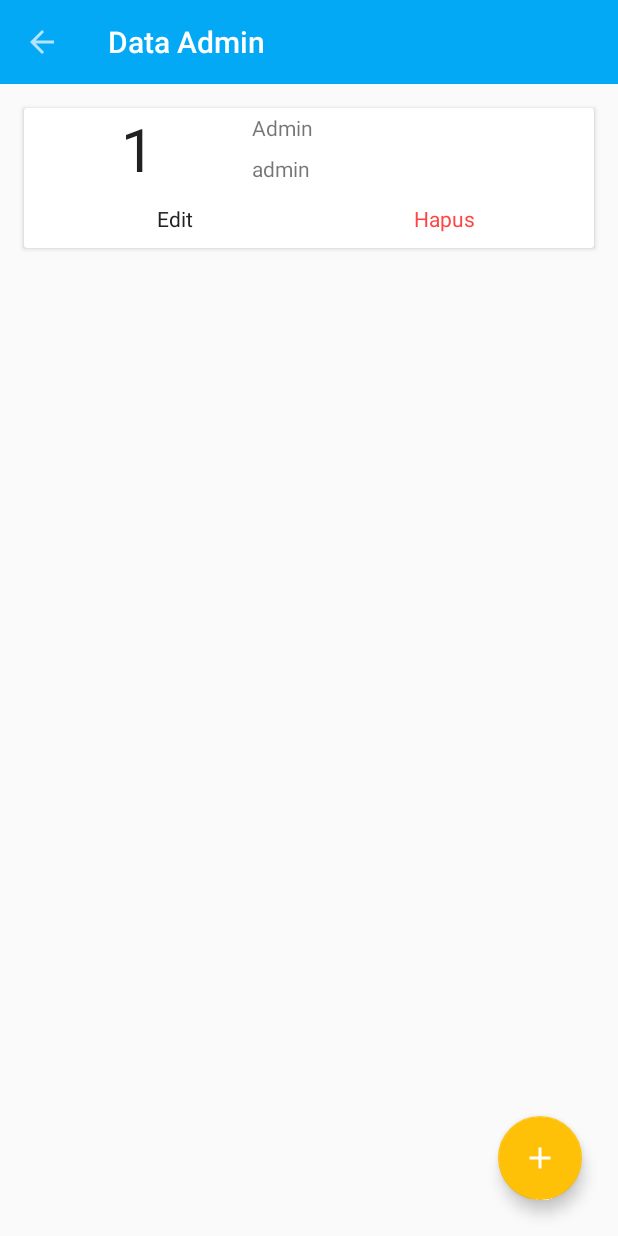
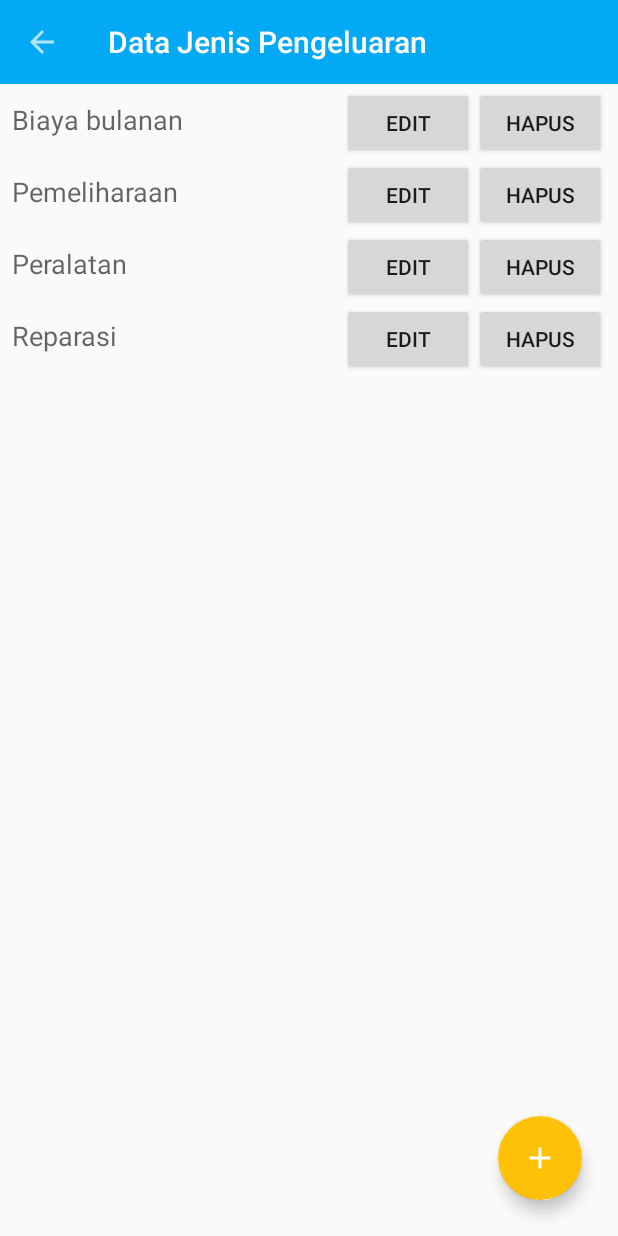
Before and after one commit to dzakybd/SIKOST, an Android app: the DataJenisPengeluaranActivity screen opened directly, with no data from a screen before it, on a phone screen of 412 x 824 dp. Run offline under Robolectric (Android 15) with nearby library versions, the phone set to English and light mode, and no system bars; our stand-ins replace ButterKnife.

Commit message:
menampilkan, menambah dan menghapus 'jenis pengeluaran'

```diff
--- a/app/src/main/AndroidManifest.xml
+++ b/app/src/main/AndroidManifest.xml
@@ -22,9 +22,9 @@
         <activity android:name=".activity.MainActivity" />
         <activity android:name=".activity.DataPembayaranActivity" />
         <activity android:name=".activity.SewaKamarActivity" />
-        <activity android:name=".activity.DataAdminActivity"/>
-        <activity android:name=".activity.DataPengeluaranActivity"/>
-        <activity android:name=".activity.DataJenisPengeluaranActivity"/>
+        <activity android:name=".activity.DataAdminActivity" />
+        <activity android:name=".activity.DataPengeluaranActivity" />
+        <activity android:name=".activity.DataJenisPengeluaranActivity" />
     </application>
 
 </manifest>
--- a/app/src/main/java/id/ac/its/sikost/activity/DataJenisPengeluaranActivity.java
+++ b/app/src/main/java/id/ac/its/sikost/activity/DataJenisPengeluaranActivity.java
@@ -5,13 +5,15 @@ import android.os.Bundle;
 import android.support.design.widget.FloatingActionButton;
 import android.support.v7.app.AlertDialog;
 import android.support.v7.app.AppCompatActivity;
-import android.support.v7.widget.LinearLayoutManager;
-import android.support.v7.widget.RecyclerView;
 import android.support.v7.widget.Toolbar;
-import android.util.Log;
+import android.view.LayoutInflater;
 import android.view.MenuItem;
 import android.view.View;
+import android.widget.Button;
 import android.widget.EditText;
+import android.widget.LinearLayout;
+import android.widget.RelativeLayout;
+import android.widget.TextView;
 
 import java.util.ArrayList;
 import java.util.List;
@@ -21,129 +23,88 @@ import butterknife.ButterKnife;
 import butterknife.OnClick;
 import id.ac.its.sikost.R;
 import id.ac.its.sikost.Utils;
-import id.ac.its.sikost.adapter.AdminAdapter;
 import id.ac.its.sikost.interfaces.EditHapusInterface;
-import id.ac.its.sikost.model.Admin;
-import id.ac.its.sikost.model.AdminSingleton;
+import id.ac.its.sikost.model.JenisPengeluaranSingleton;
 
-public class DataJenisPengeluaranActivity extends AppCompatActivity implements EditHapusInterface {
+public class DataJenisPengeluaranActivity extends AppCompatActivity {
 
-    AdminAdapter adapter;
-    List<Admin> admins;
+    List<String> jenisPengeluarans;
 
-    EditText et_nama, et_username, et_password;
+    @BindView(R.id.ll_jenis)
+    LinearLayout llJenis;
+    @BindView(R.id.fab_add_jenis_pengeluaran)
+    FloatingActionButton fabAddJenisPengeluaran;
     @BindView(R.id.toolbar)
     Toolbar toolbar;
-    @BindView(R.id.rv_admin)
-    RecyclerView rvAdmin;
-    @BindView(R.id.fab_add_admin)
-    FloatingActionButton fabAddAdmin;
+    EditText etJenis;
 
     @Override
     protected void onCreate(Bundle savedInstanceState) {
         super.onCreate(savedInstanceState);
-        setContentView(R.layout.activity_data_admin);
+        setContentView(R.layout.activity_data_jenis_pengeluaran);
         ButterKnife.bind(this);
-        admins = AdminSingleton.getInstance().getAdmins();
+        jenisPengeluarans = JenisPengeluaranSingleton.getInstance().getJenisPengeluarans();
+        for (String jenisPengeluaran : jenisPengeluarans) {
+            addJenisPengeluaran(jenisPengeluaran);
+        }
 
-        LinearLayoutManager llm = new LinearLayoutManager(this);
-        rvAdmin.setLayoutManager(llm);
-        rvAdmin.setHasFixedSize(true);
-        adapter = new AdminAdapter(this, admins, this);
-        rvAdmin.setAdapter(adapter);
-
-
-        setTitle("Data Admin");
+        setTitle("Data Jenis Pengeluaran");
         setSupportActionBar(toolbar);
         getSupportActionBar().setDisplayHomeAsUpEnabled(true);
         getSupportActionBar().setHomeButtonEnabled(false);
     }
 
-    @Override
-    public void edit(final int index) {
-        final Admin admin = admins.get(index);
-        final AlertDialog dialog = buildDialog("Edit Admin");
-        et_nama.setText(admin.getNama());
-        et_username.setText(admin.getUsername());
-        et_password.setText(admin.getPassword());
-        dialog.getButton(AlertDialog.BUTTON_POSITIVE).setOnClickListener(new View.OnClickListener() {
+    private void addJenisPengeluaran(final String jenisPengeluaran) {
+        final RelativeLayout layout = (RelativeLayout) LayoutInflater.from(this).inflate(R.layout.item_jenis_pengeluaran, null);
+        TextView tvJenisPengeluaran = (TextView) layout.findViewById(R.id.tv_jenis_pengeluaran);
+        Button btnHapus = (Button) layout.findViewById(R.id.btn_hapus_jenis_pengeluaran);
+        tvJenisPengeluaran.setText(jenisPengeluaran);
+        btnHapus.setOnClickListener(new View.OnClickListener() {
             @Override
             public void onClick(View v) {
-                if (isEmpty()) return;
-                String nama = et_nama.getText().toString();
-                String username = et_username.getText().toString();
-                String password = et_password.getText().toString();
-                admin.setNama(nama);
-                admin.setUsername(username);
-                admin.setPassword(password);
-                adapter.notifyDataSetChanged();
-                dialog.dismiss();
+                AlertDialog.Builder builder = new AlertDialog.Builder(DataJenisPengeluaranActivity.this);
+                builder.setMessage("Anda ingin menghapus?")
+                        .setPositiveButton("Ya", new DialogInterface.OnClickListener() {
+                            @Override
+                            public void onClick(DialogInterface dialog, int which) {
+                                jenisPengeluarans.remove(jenisPengeluaran);
+                                llJenis.removeView(layout);
+                            }
+                        })
+                .setNegativeButton("Tidak", null);
+                builder.show();
             }
         });
-    }
-
-    private void tambah() {
-        final AlertDialog dialog = buildDialog("Tambah Admin");
-        dialog.getButton(AlertDialog.BUTTON_POSITIVE).setOnClickListener(new View.OnClickListener() {
-            @Override
-            public void onClick(View v) {
-                if (isEmpty()) return;
-                String nama = et_nama.getText().toString();
-                String username = et_username.getText().toString();
-                String password = et_password.getText().toString();
-                Admin admin = new Admin(nama, username, password);
-                AdminSingleton.getInstance().addAdmin(admin);
-                adapter.notifyDataSetChanged();
-                dialog.dismiss();
-            }
-        });
+        llJenis.addView(layout);
     }
 
     private AlertDialog buildDialog(String title) {
         AlertDialog.Builder result = new AlertDialog.Builder(this);
-        View alertview = getLayoutInflater().inflate(R.layout.dialog_data_admin, null);
-        et_nama = (EditText) alertview.findViewById(R.id.et_nama);
-        et_username = (EditText) alertview.findViewById(R.id.et_username);
-        et_password = (EditText) alertview.findViewById(R.id.et_password);
+        View alertview = getLayoutInflater().inflate(R.layout.dialog_data_jenis_pengeluaran, null);
+        etJenis = (EditText) alertview.findViewById(R.id.et_jenis);
         result.setTitle(title)
                 .setView(alertview)
                 .setPositiveButton("Simpan", null)
                 .setNegativeButton("Batal", null);
         final AlertDialog dialog = result.create();
         dialog.show();
+        dialog.getButton(DialogInterface.BUTTON_POSITIVE).setOnClickListener(new View.OnClickListener() {
+            @Override
+            public void onClick(View v) {
+                if (isEmpty()) return;
+                String jenisPengeluaran = etJenis.getText().toString();
+                jenisPengeluarans.add(jenisPengeluaran);
+                addJenisPengeluaran(jenisPengeluaran);
+                dialog.dismiss();
+            }
+        });
         return dialog;
     }
 
     private boolean isEmpty() {
         List<EditText> editTexts = new ArrayList<>();
-        editTexts.add(et_nama);
-        editTexts.add(et_username);
-        editTexts.add(et_password);
+        editTexts.add(etJenis);
         return Utils.setEmptyErrorMessage(editTexts, "Wajib diisi");
-    }
-
-
-    @Override
-    public void hapus(final int index) {
-        Log.d("HAPUS", "" + adapter.getItemCount());
-        AlertDialog.Builder pilihan = new AlertDialog.Builder(this);
-        if (adapter.getItemCount() == 1) {
-            pilihan.setMessage("Tidak dapat menghapus. Jumlah minimal admin adalah 1.");
-            pilihan.setPositiveButton("OK", null);
-        } else {
-            pilihan.setMessage("Anda ingin menghapus?");
-            pilihan.setPositiveButton("Ya", new DialogInterface.OnClickListener() {
-                @Override
-                public void onClick(DialogInterface dialogInterface, int i) {
-                    admins.remove(index);
-                    adapter.notifyDataSetChanged();
-                }
-            });
-            pilihan.setNegativeButton("Tidak", null);
-        }
-        AlertDialog alert = pilihan.create();
-        alert.show();
-
     }
 
     @Override
@@ -158,8 +119,8 @@ public class DataJenisPengeluaranActivity extends AppCompatActivity implements E
         return super.onOptionsItemSelected(item);
     }
 
-    @OnClick(R.id.fab_add_admin)
-    public void onViewClicked() {
-        tambah();
+    @OnClick(R.id.fab_add_jenis_pengeluaran)
+    public void onViewClicked(){
+        buildDialog("Tambah Jenis Pengeluaran");
     }
 }
--- a/app/src/main/java/id/ac/its/sikost/model/JenisPengeluaranSingleton.java
+++ b/app/src/main/java/id/ac/its/sikost/model/JenisPengeluaranSingleton.java
@@ -7,11 +7,11 @@ import java.util.List;
  * Created by Ilham Aulia Majid on 20-May-17.
  */
 
-class JenisPengeluaranSingleton {
+public class JenisPengeluaranSingleton {
 
     private static final JenisPengeluaranSingleton ourInstance = new JenisPengeluaranSingleton();
 
-    static JenisPengeluaranSingleton getInstance() {
+    public static JenisPengeluaranSingleton getInstance() {
         return ourInstance;
     }
 
--- a/app/src/main/res/layout/activity_data_admin.xml
+++ b/app/src/main/res/layout/activity_data_admin.xml
@@ -5,6 +5,7 @@
     android:layout_width="match_parent"
     android:layout_height="match_parent"
     tools:context="id.ac.its.sikost.activity.DataAdminActivity">
+
     <android.support.v7.widget.Toolbar
         android:id="@+id/toolbar"
         android:layout_width="match_parent"
--- a/app/src/main/res/layout/activity_data_jenis_pengeluaran.xml
+++ b/app/src/main/res/layout/activity_data_jenis_pengeluaran.xml
@@ -4,7 +4,8 @@
     xmlns:tools="http://schemas.android.com/tools"
     android:layout_width="match_parent"
     android:layout_height="match_parent"
-    tools:context="id.ac.its.sikost.activity.DataAdminActivity">
+    tools:context="id.ac.its.sikost.activity.DataJenisPengeluaranActivity">
+
     <android.support.v7.widget.Toolbar
         android:id="@+id/toolbar"
         android:layout_width="match_parent"
@@ -16,17 +17,24 @@
         app:layout_scrollFlags="scroll|enterAlways"
         >
     </android.support.v7.widget.Toolbar>
-    <android.support.v7.widget.RecyclerView
-        android:layout_below="@+id/toolbar"
-        android:id="@+id/rv_admin"
+
+    <ScrollView
+        android:layout_below="@id/toolbar"
         android:layout_width="match_parent"
-        android:layout_height="match_parent"
-        android:layout_margin="8dp">
+        android:layout_height="match_parent">
 
-    </android.support.v7.widget.RecyclerView>
+        <LinearLayout
+            android:id="@+id/ll_jenis"
+            android:layout_width="match_parent"
+            android:layout_height="match_parent"
+            android:orientation="vertical">
+
+        </LinearLayout>
+
+    </ScrollView>
 
     <android.support.design.widget.FloatingActionButton
-        android:id="@+id/fab_add_admin"
+        android:id="@+id/fab_add_jenis_pengeluaran"
         android:layout_width="wrap_content"
         android:layout_height="wrap_content"
         android:layout_alignParentBottom="true"
--- /dev/null
+++ b/app/src/main/res/layout/item_jenis_pengeluaran.xml
@@ -0,0 +1,34 @@
+<?xml version="1.0" encoding="utf-8"?>
+<RelativeLayout android:id="@+id/rl_jenis"
+    android:layout_width="match_parent"
+    android:layout_height="wrap_content"
+    android:paddingLeft="8dp"
+    android:paddingRight="8dp"
+    android:gravity="center_vertical"
+    xmlns:android="http://schemas.android.com/apk/res/android">
+
+    <TextView
+        android:id="@+id/tv_jenis_pengeluaran"
+        android:layout_width="match_parent"
+        android:layout_height="52dp"
+        android:gravity="center_vertical"
+        android:text="Jenis"
+        android:textAppearance="?android:attr/textAppearanceMedium"
+        android:layout_alignBottom="@+id/btn_hapus_jenis_pengeluaran" />
+
+    <Button
+        android:id="@+id/btn_hapus_jenis_pengeluaran"
+        android:layout_width="wrap_content"
+        android:layout_height="wrap_content"
+        android:layout_alignParentRight="true"
+        android:layout_alignParentEnd="true"
+        android:text="@string/hapus"/>
+
+    <Button
+        android:id="@+id/btn_edit_jenis_pengeluaran"
+        android:layout_width="wrap_content"
+        android:layout_height="wrap_content"
+        android:layout_toLeftOf="@id/btn_hapus_jenis_pengeluaran"
+        android:text="@string/edit"/>
+
+</RelativeLayout>
```
Also changed, not shown: app/src/main/res/layout/dialog_data_jenis_pengeluaran.xml (added, +23 -0 lines).
